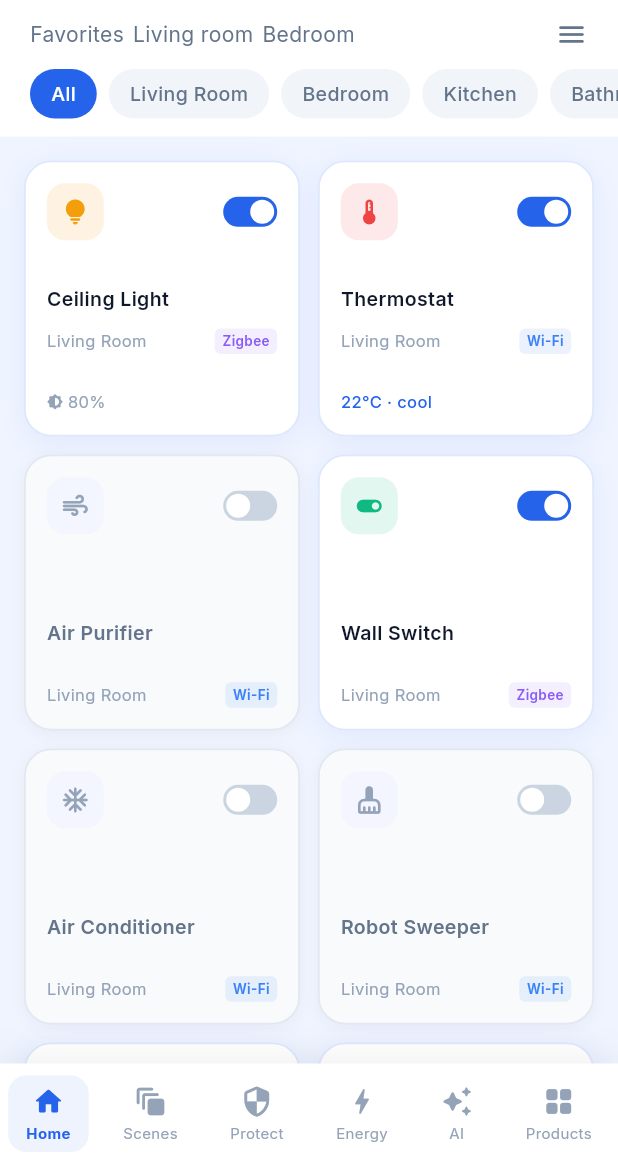
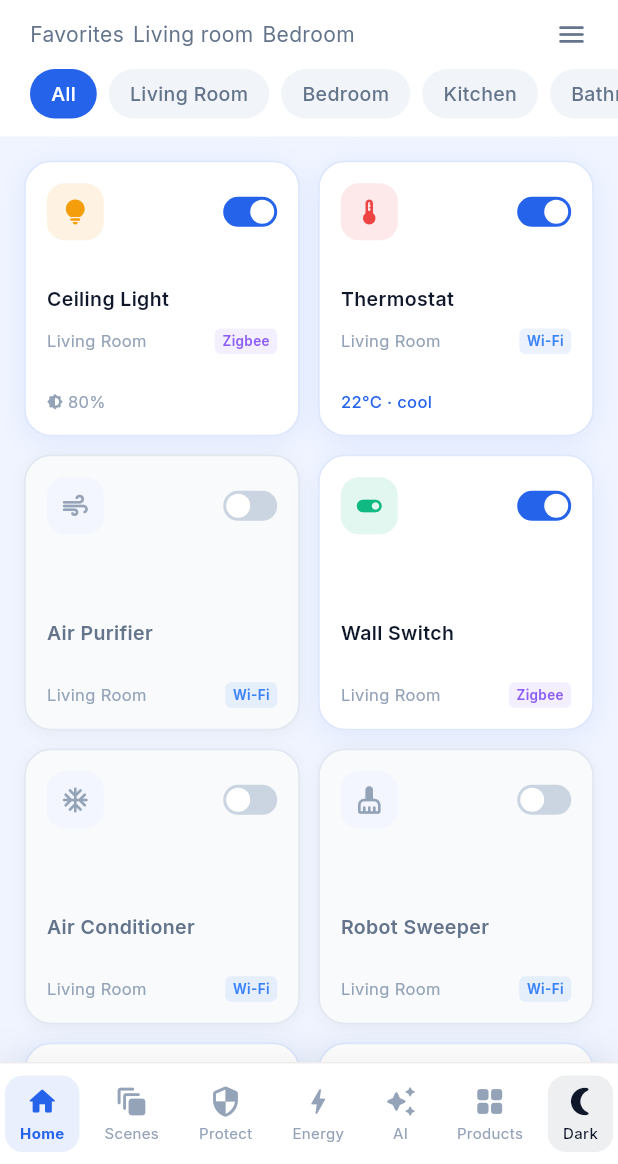
Before and after one commit to K227-arch/the-range-smart-home, a Flutter app: the screen it shows after launch, after a tap on "Skip", on a phone screen of 412 x 824 dp, the part 72-1236 px from its top. Run offline on Flutter 3.47's test engine with Material 3 defaults, Android fonts, the light colour scheme and no system bars; our stand-ins replace fl_chart, google_fonts.

Commit message:
Fix scenes_screen _iconBtn arg count; update home, main_shell, theme_helper; exclude tooling from git

```diff
--- a/lib/screens/home_screen.dart
+++ b/lib/screens/home_screen.dart
@@ -3,6 +3,7 @@ import 'package:google_fonts/google_fonts.dart';
 import 'package:provider/provider.dart';
 import '../models/app_state.dart';
 import '../theme/app_colors.dart';
+import '../theme/theme_helper.dart';
 import '../widgets/device_card.dart';
 import '../widgets/section_header.dart';
 import 'device_detail_screen.dart';
@@ -13,26 +14,25 @@ class HomeScreen extends StatelessWidget {
   @override
   Widget build(BuildContext context) {
     final state = context.watch<AppState>();
+    final th = ThemeHelper.of(context);
 
     return Scaffold(
-      backgroundColor: AppColors.bgLight,
+      backgroundColor: th.screenBg,
       body: SafeArea(
         child: Column(
           children: [
-            _buildTopBar(context, state),
-            _buildRoomTabs(context, state),
-            Expanded(
-              child: _buildDeviceGrid(context, state),
-            ),
+            _buildTopBar(context, state, th),
+            _buildRoomTabs(context, state, th),
+            Expanded(child: _buildDeviceGrid(context, state, th)),
           ],
         ),
       ),
     );
   }
 
-  Widget _buildTopBar(BuildContext context, AppState state) {
+  Widget _buildTopBar(BuildContext context, AppState state, ThemeHelper th) {
     return Container(
-      color: Colors.white,
+      color: th.topBarBg,
       padding: const EdgeInsets.fromLTRB(20, 12, 20, 0),
       child: Column(
         crossAxisAlignment: CrossAxisAlignment.start,
@@ -40,7 +40,6 @@ class HomeScreen extends StatelessWidget {
           Row(
             mainAxisAlignment: MainAxisAlignment.spaceBetween,
             children: [
-              // Home name
               Row(
                 children: [
                   const Icon(Icons.home_rounded,
@@ -51,12 +50,12 @@ class HomeScreen extends StatelessWidget {
                     style: GoogleFonts.inter(
                       fontSize: 17,
                       fontWeight: FontWeight.w700,
-                      color: AppColors.textPrimary,
+                      color: th.textPrimary,
                     ),
                   ),
                   const SizedBox(width: 4),
-                  const Icon(Icons.keyboard_arrow_down_rounded,
-                      size: 18, color: AppColors.textSecondary),
+                  Icon(Icons.keyboard_arrow_down_rounded,
+                      size: 18, color: th.textSecondary),
                 ],
               ),
               Row(
@@ -98,11 +97,11 @@ class HomeScreen extends StatelessWidget {
                       width: 36,
                       height: 36,
                       decoration: BoxDecoration(
-                        color: const Color(0xFFF1F5F9),
+                        color: th.chipBg,
                         borderRadius: BorderRadius.circular(10),
                       ),
-                      child: const Icon(Icons.add_rounded,
-                          size: 20, color: AppColors.textPrimary),
+                      child: Icon(Icons.add_rounded,
+                          size: 20, color: th.iconPrimary),
                     ),
                   ),
                 ],
@@ -110,31 +109,33 @@ class HomeScreen extends StatelessWidget {
             ],
           ),
           const SizedBox(height: 12),
-          // Favourites / Room / menu row
           Row(
             children: [
               _TabChip(
                 label: 'Favorites',
                 isSelected: state.selectedRoomId == 'favorites',
                 onTap: () => state.selectRoom('favorites'),
+                th: th,
               ),
               const SizedBox(width: 6),
               _TabChip(
                 label: 'Living room',
                 isSelected: state.selectedRoomId == 'living',
                 onTap: () => state.selectRoom('living'),
+                th: th,
               ),
               const SizedBox(width: 6),
               _TabChip(
                 label: 'Bedroom',
                 isSelected: state.selectedRoomId == 'bedroom',
                 onTap: () => state.selectRoom('bedroom'),
+                th: th,
               ),
               const Spacer(),
               GestureDetector(
-                onTap: () => _showRoomSheet(context, state),
-                child: const Icon(Icons.menu_rounded,
-                    size: 22, color: AppColors.textSecondary),
+                onTap: () => _showRoomSheet(context, state, th),
+                child: Icon(Icons.menu_rounded,
+                    size: 22, color: th.textSecondary),
               ),
             ],
           ),
@@ -144,9 +145,10 @@ class HomeScreen extends StatelessWidget {
     );
   }
 
-  Widget _buildRoomTabs(BuildContext context, AppState state) {
+  Widget _buildRoomTabs(
+      BuildContext context, AppState state, ThemeHelper th) {
     return Container(
-      color: Colors.white,
+      color: th.topBarBg,
       child: SingleChildScrollView(
         scrollDirection: Axis.horizontal,
         padding: const EdgeInsets.fromLTRB(20, 8, 20, 12),
@@ -164,7 +166,7 @@ class HomeScreen extends StatelessWidget {
                       decoration: BoxDecoration(
                         color: state.selectedRoomId == r.id
                             ? AppColors.primary
-                            : const Color(0xFFF1F5F9),
+                            : th.chipBg,
                         borderRadius: BorderRadius.circular(20),
                       ),
                       child: Text(
@@ -174,7 +176,7 @@ class HomeScreen extends StatelessWidget {
                           fontWeight: FontWeight.w500,
                           color: state.selectedRoomId == r.id
                               ? Colors.white
-                              : AppColors.textSecondary,
+                              : th.textSecondary,
                         ),
                       ),
                     ),
@@ -187,7 +189,8 @@ class HomeScreen extends StatelessWidget {
     );
   }
 
-  Widget _buildDeviceGrid(BuildContext context, AppState state) {
+  Widget _buildDeviceGrid(
+      BuildContext context, AppState state, ThemeHelper th) {
     final devices = state.filteredDevices;
 
     if (devices.isEmpty) {
@@ -196,14 +199,11 @@ class HomeScreen extends StatelessWidget {
           mainAxisAlignment: MainAxisAlignment.center,
           children: [
             Icon(Icons.devices_other_rounded,
-                size: 64, color: AppColors.textHint),
+                size: 64, color: th.textHint),
             const SizedBox(height: 12),
             Text(
               'No devices in this room',
-              style: GoogleFonts.inter(
-                fontSize: 15,
-                color: AppColors.textSecondary,
-              ),
+              style: GoogleFonts.inter(fontSize: 15, color: th.textSecondary),
             ),
           ],
         ),
@@ -212,7 +212,8 @@ class HomeScreen extends StatelessWidget {
 
     return RefreshIndicator(
       color: AppColors.primary,
-      onRefresh: () async => await Future.delayed(const Duration(seconds: 1)),
+      onRefresh: () async =>
+          await Future.delayed(const Duration(seconds: 1)),
       child: CustomScrollView(
         slivers: [
           SliverPadding(
@@ -233,7 +234,8 @@ class HomeScreen extends StatelessWidget {
                     onTap: () => Navigator.push(
                       context,
                       MaterialPageRoute(
-                        builder: (_) => DeviceDetailScreen(device: device),
+                        builder: (_) =>
+                            DeviceDetailScreen(device: device),
                       ),
                     ),
                   );
@@ -242,17 +244,17 @@ class HomeScreen extends StatelessWidget {
               ),
             ),
           ),
-          // Bottom padding for nav bar
           const SliverToBoxAdapter(child: SizedBox(height: 20)),
         ],
       ),
     );
   }
 
-  void _showRoomSheet(BuildContext context, AppState state) {
+  void _showRoomSheet(
+      BuildContext context, AppState state, ThemeHelper th) {
     showModalBottomSheet(
       context: context,
-      backgroundColor: Colors.white,
+      backgroundColor: th.cardBg,
       shape: const RoundedRectangleBorder(
         borderRadius: BorderRadius.vertical(top: Radius.circular(24)),
       ),
@@ -264,7 +266,7 @@ class HomeScreen extends StatelessWidget {
             width: 40,
             height: 4,
             decoration: BoxDecoration(
-              color: const Color(0xFFCBD5E1),
+              color: th.divider,
               borderRadius: BorderRadius.circular(2),
             ),
           ),
@@ -275,7 +277,8 @@ class HomeScreen extends StatelessWidget {
           ),
           ...state.rooms.map(
             (r) => ListTile(
-              contentPadding: const EdgeInsets.symmetric(horizontal: 20),
+              contentPadding:
+                  const EdgeInsets.symmetric(horizontal: 20),
               leading: Container(
                 width: 40,
                 height: 40,
@@ -287,9 +290,13 @@ class HomeScreen extends StatelessWidget {
                     color: AppColors.primary, size: 20),
               ),
               title: Text(r.name,
-                  style: GoogleFonts.inter(fontWeight: FontWeight.w600)),
-              subtitle: Text('${r.deviceCount} devices · ${r.activeCount} on',
-                  style: GoogleFonts.inter(fontSize: 12)),
+                  style: GoogleFonts.inter(
+                      fontWeight: FontWeight.w600,
+                      color: th.textPrimary)),
+              subtitle: Text(
+                  '${r.deviceCount} devices · ${r.activeCount} on',
+                  style: GoogleFonts.inter(
+                      fontSize: 12, color: th.textSecondary)),
               trailing: state.selectedRoomId == r.id
                   ? const Icon(Icons.check_circle_rounded,
                       color: AppColors.primary)
@@ -311,11 +318,13 @@ class _TabChip extends StatelessWidget {
   final String label;
   final bool isSelected;
   final VoidCallback onTap;
+  final ThemeHelper th;
 
   const _TabChip({
     required this.label,
     required this.isSelected,
     required this.onTap,
+    required this.th,
   });
 
   @override
@@ -327,8 +336,7 @@ class _TabChip extends StatelessWidget {
         style: GoogleFonts.inter(
           fontSize: 14,
           fontWeight: isSelected ? FontWeight.w700 : FontWeight.w400,
-          color:
-              isSelected ? AppColors.textPrimary : AppColors.textSecondary,
+          color: isSelected ? th.textPrimary : th.textSecondary,
           decoration:
               isSelected ? TextDecoration.underline : TextDecoration.none,
           decorationColor: AppColors.primary,
--- a/lib/screens/main_shell.dart
+++ b/lib/screens/main_shell.dart
@@ -34,23 +34,37 @@ class MainShell extends StatelessWidget {
   @override
   Widget build(BuildContext context) {
     final state = context.watch<AppState>();
+    final isDark = state.isDarkMode;
 
     return Scaffold(
       body: IndexedStack(
         index: state.currentIndex,
         children: _screens,
       ),
-      bottomNavigationBar: _buildNavBar(context, state),
+      bottomNavigationBar: _buildNavBar(context, state, isDark),
     );
   }
 
-  Widget _buildNavBar(BuildContext context, AppState state) {
+  Widget _buildNavBar(BuildContext context, AppState state, bool isDark) {
+    final navBg = isDark ? AppColors.bgCard : Colors.white;
+    final selectedColor = AppColors.primary;
+    final unselectedColor =
+        isDark ? AppColors.textOnDarkSecondary : AppColors.navUnselected;
+
     return Container(
       decoration: BoxDecoration(
-        color: Colors.white,
+        color: navBg,
+        border: Border(
+          top: BorderSide(
+            color: isDark
+                ? Colors.white.withValues(alpha: 0.06)
+                : Colors.black.withValues(alpha: 0.07),
+            width: 1,
+          ),
+        ),
         boxShadow: [
           BoxShadow(
-            color: Colors.black.withValues(alpha: 0.06),
+            color: Colors.black.withValues(alpha: isDark ? 0.3 : 0.06),
             blurRadius: 20,
             offset: const Offset(0, -4),
           ),
@@ -61,7 +75,9 @@ class MainShell extends StatelessWidget {
           padding: const EdgeInsets.symmetric(vertical: 8),
           child: Row(
             mainAxisAlignment: MainAxisAlignment.spaceAround,
-            children: _navItems.asMap().entries.map((entry) {
+            children: [
+              // ── Nav tabs ──────────────────────────────────────────────
+              ..._navItems.asMap().entries.map((entry) {
                 final idx = entry.key;
                 final item = entry.value;
                 final isSelected = state.currentIndex == idx;
@@ -72,10 +88,10 @@ class MainShell extends StatelessWidget {
                   child: AnimatedContainer(
                     duration: const Duration(milliseconds: 200),
                     padding: const EdgeInsets.symmetric(
-                      horizontal: 12, vertical: 6),
+                        horizontal: 10, vertical: 6),
                     decoration: BoxDecoration(
                       color: isSelected
-                        ? AppColors.primary.withValues(alpha: 0.08)
+                          ? selectedColor.withValues(alpha: 0.1)
                           : Colors.transparent,
                       borderRadius: BorderRadius.circular(12),
                     ),
@@ -85,9 +101,7 @@ class MainShell extends StatelessWidget {
                         Icon(
                           item.icon,
                           size: 22,
-                        color: isSelected
-                            ? AppColors.primary
-                            : AppColors.navUnselected,
+                          color: isSelected ? selectedColor : unselectedColor,
                         ),
                         const SizedBox(height: 3),
                         Text(
@@ -97,16 +111,71 @@ class MainShell extends StatelessWidget {
                             fontWeight: isSelected
                                 ? FontWeight.w700
                                 : FontWeight.w400,
-                          color: isSelected
-                              ? AppColors.primary
-                              : AppColors.navUnselected,
+                            color:
+                                isSelected ? selectedColor : unselectedColor,
                           ),
                         ),
                       ],
                     ),
                   ),
                 );
-            }).toList(),
+              }),
+
+              // ── Dark / Light mode toggle ───────────────────────────────
+              GestureDetector(
+                onTap: () => state.toggleTheme(),
+                behavior: HitTestBehavior.opaque,
+                child: AnimatedContainer(
+                  duration: const Duration(milliseconds: 300),
+                  padding: const EdgeInsets.symmetric(
+                      horizontal: 10, vertical: 6),
+                  decoration: BoxDecoration(
+                    color: isDark
+                        ? AppColors.accentYellow.withValues(alpha: 0.12)
+                        : AppColors.bgDark.withValues(alpha: 0.07),
+                    borderRadius: BorderRadius.circular(12),
+                  ),
+                  child: Column(
+                    mainAxisSize: MainAxisSize.min,
+                    children: [
+                      // Animated icon swap
+                      AnimatedSwitcher(
+                        duration: const Duration(milliseconds: 350),
+                        transitionBuilder: (child, anim) => RotationTransition(
+                          turns: anim,
+                          child: FadeTransition(opacity: anim, child: child),
+                        ),
+                        child: Icon(
+                          isDark
+                              ? Icons.wb_sunny_rounded       // in dark → show sun (switch to light)
+                              : Icons.nightlight_round,      // in light → show moon (switch to dark)
+                          key: ValueKey(isDark),
+                          size: 22,
+                          color: isDark
+                              ? AppColors.accentYellow
+                              : AppColors.bgDark,
+                        ),
+                      ),
+                      const SizedBox(height: 3),
+                      AnimatedSwitcher(
+                        duration: const Duration(milliseconds: 250),
+                        child: Text(
+                          isDark ? 'Light' : 'Dark',
+                          key: ValueKey('label_$isDark'),
+                          style: GoogleFonts.inter(
+                            fontSize: 10,
+                            fontWeight: FontWeight.w500,
+                            color: isDark
+                                ? AppColors.accentYellow
+                                : AppColors.bgDark,
+                          ),
+                        ),
+                      ),
+                    ],
+                  ),
+                ),
+              ),
+            ],
           ),
         ),
       ),
--- a/lib/screens/scenes_screen.dart
+++ b/lib/screens/scenes_screen.dart
@@ -3,6 +3,7 @@ import 'package:google_fonts/google_fonts.dart';
 import 'package:provider/provider.dart';
 import '../models/app_state.dart';
 import '../theme/app_colors.dart';
+import '../theme/theme_helper.dart';
 import '../widgets/scene_card.dart';
 
 class ScenesScreen extends StatefulWidget {
@@ -31,15 +32,16 @@ class _ScenesScreenState extends State<ScenesScreen>
   @override
   Widget build(BuildContext context) {
     final state = context.watch<AppState>();
+    final th = ThemeHelper.of(context);
 
     return Scaffold(
-      backgroundColor: AppColors.bgLight,
+      backgroundColor: th.screenBg,
       body: SafeArea(
         child: Column(
           children: [
             // Top bar
             Container(
-              color: Colors.white,
+              color: th.topBarBg,
               padding: const EdgeInsets.fromLTRB(20, 16, 20, 0),
               child: Column(
                 crossAxisAlignment: CrossAxisAlignment.start,
@@ -57,7 +59,7 @@ class _ScenesScreenState extends State<ScenesScreen>
                             style: GoogleFonts.inter(
                               fontSize: 17,
                               fontWeight: FontWeight.w700,
-                              color: AppColors.textPrimary,
+                              color: th.textPrimary,
                             ),
                           ),
                         ],
@@ -75,8 +77,8 @@ class _ScenesScreenState extends State<ScenesScreen>
                   // Tab bar
                   TabBar(
                     controller: _tabController,
-                    labelColor: AppColors.textPrimary,
-                    unselectedLabelColor: AppColors.textSecondary,
+                    labelColor: th.textPrimary,
+                    unselectedLabelColor: th.textSecondary,
                     labelStyle: GoogleFonts.inter(
                         fontSize: 15, fontWeight: FontWeight.w700),
                     unselectedLabelStyle:
--- /dev/null
+++ b/lib/theme/theme_helper.dart
@@ -0,0 +1,46 @@
+import 'package:flutter/material.dart';
+import 'app_colors.dart';
+
+/// Resolves colors based on the current brightness.
+/// Use `ThemeHelper.of(context)` anywhere inside a widget tree.
+class ThemeHelper {
+  final bool isDark;
+
+  const ThemeHelper(this.isDark);
+
+  factory ThemeHelper.of(BuildContext context) {
+    final brightness = Theme.of(context).brightness;
+    return ThemeHelper(brightness == Brightness.dark);
+  }
+
+  // ─── Backgrounds ──────────────────────────────────────────────────────────
+  Color get screenBg => isDark ? AppColors.bgDark : AppColors.bgLight;
+  Color get cardBg => isDark ? AppColors.bgCard : Colors.white;
+  Color get topBarBg => isDark ? AppColors.bgCard : Colors.white;
+  Color get chipBg => isDark ? AppColors.bgCardLight : const Color(0xFFF1F5F9);
+  Color get divider => isDark
+      ? Colors.white.withValues(alpha: 0.06)
+      : const Color(0xFFE2E8F0);
+
+  // ─── Text ─────────────────────────────────────────────────────────────────
+  Color get textPrimary =>
+      isDark ? AppColors.textOnDark : AppColors.textPrimary;
+  Color get textSecondary =>
+      isDark ? AppColors.textOnDarkSecondary : AppColors.textSecondary;
+  Color get textHint =>
+      isDark ? const Color(0xFF64748B) : AppColors.textHint;
+
+  // ─── Icons ────────────────────────────────────────────────────────────────
+  Color get iconPrimary =>
+      isDark ? AppColors.textOnDark : AppColors.textPrimary;
+  Color get iconSecondary =>
+      isDark ? AppColors.textOnDarkSecondary : AppColors.textSecondary;
+
+  // ─── Input ────────────────────────────────────────────────────────────────
+  Color get inputFill =>
+      isDark ? AppColors.bgCardLight : const Color(0xFFF1F5F9);
+
+  // ─── Borders ──────────────────────────────────────────────────────────────
+  Color get borderColor =>
+      isDark ? Colors.white.withValues(alpha: 0.08) : const Color(0xFFE2E8F0);
+}
```
Also changed, not shown: 2 other files. Lines whose indentation alone changed are shown as unchanged.
